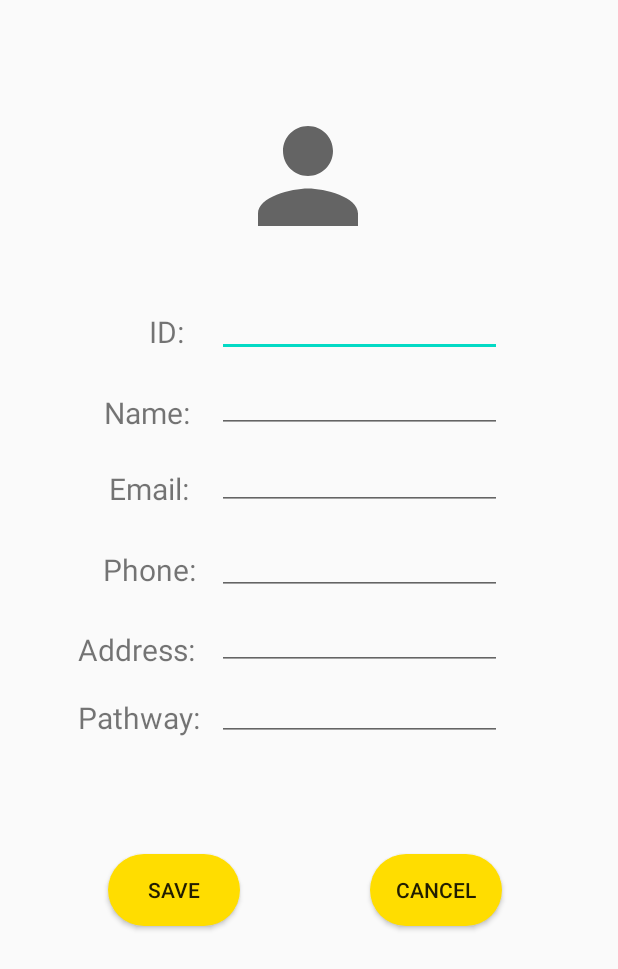
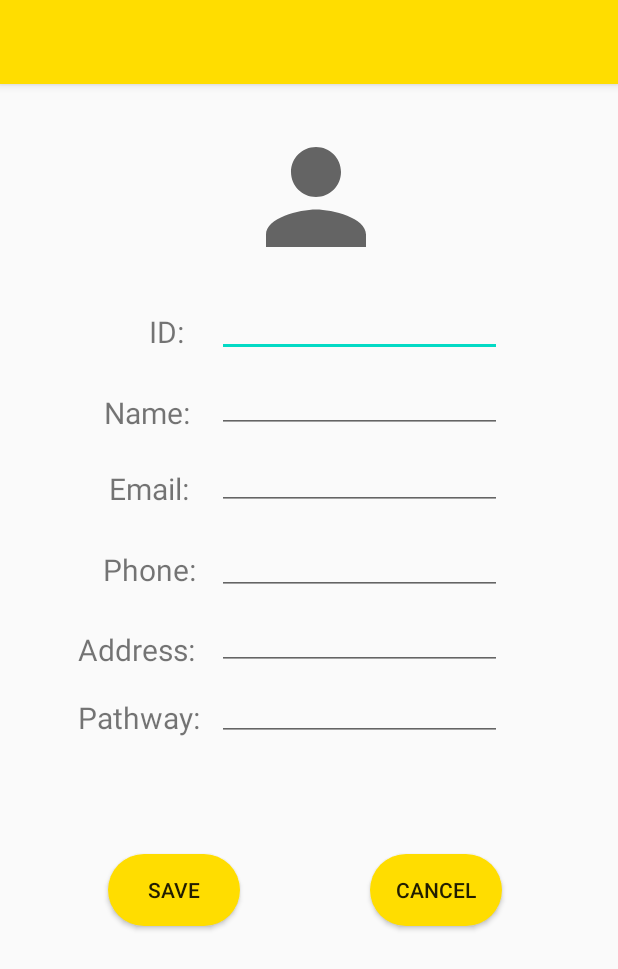
Before and after one commit to chanhui27/DPM_Project, an Android app: the layout profile.xml on its own in the app's theme, with its tools: preview values and no code run, on a phone screen of 412 x 824 dp. Shown: the top 969 px of the screen. Run offline under Robolectric (Android 15) with nearby library versions, the phone set to English and light mode, and no system bars.

Commit message:
something updated

```diff
--- a/app/src/main/AndroidManifest.xml
+++ b/app/src/main/AndroidManifest.xml
@@ -9,11 +9,11 @@
         android:roundIcon="@mipmap/ic_launcher_round"
         android:supportsRtl="true"
         android:theme="@style/AppTheme">
-        <activity android:name=".HomeActivity"></activity>
+        <activity android:name=".MainActivity"></activity>
         <activity android:name=".SplashScreen">
             <intent-filter>
                 <action android:name="android.intent.action.MAIN" />
-
+                <category android:name="android.intent.category.HOME" />
                 <category android:name="android.intent.category.LAUNCHER" />
             </intent-filter>
         </activity>
--- a/app/src/main/res/layout/activity_home.xml
+++ b/app/src/main/res/layout/activity_main.xml
@@ -4,7 +4,7 @@ xmlns:app="http://schemas.android.com/apk/res-auto"
 xmlns:tools="http://schemas.android.com/tools"
 android:layout_width="match_parent"
 android:layout_height="match_parent"
-tools:context=".HomeActivity">
+tools:context=".MainActivity">
 
 <include
     android:id= "@+id/toolbar"
--- a/app/src/main/res/layout/profile.xml
+++ b/app/src/main/res/layout/profile.xml
@@ -6,20 +6,25 @@
     android:layout_height="match_parent"
     tools:context=".ProfileActivity">
 
+    <include
+        android:id= "@+id/toolbar"
+        layout="@layout/toolbar"
+        />
+
     <!--Photo-->
+    <!--ID-->
     <ImageView
         android:id="@+id/photo"
         android:layout_width="100dp"
         android:layout_height="100dp"
         android:src="@drawable/ic_person"
-        app:layout_constraintHorizontal_bias="0.498"
         app:layout_constraintBottom_toBottomOf="parent"
-        app:layout_constraintVertical_bias="0.093"
+        app:layout_constraintHorizontal_bias="0.514"
         app:layout_constraintLeft_toLeftOf="parent"
         app:layout_constraintRight_toRightOf="parent"
         app:layout_constraintTop_toTopOf="parent"
-         />
-    <!--ID-->
+        app:layout_constraintVertical_bias="0.112" />
+
     <TextView
         android:id="@+id/text_id"
         android:layout_width="wrap_content"
--- a/app/src/main/res/values/styles.xml
+++ b/app/src/main/res/values/styles.xml
@@ -7,4 +7,6 @@
         <item name="colorAccent">@color/colorAccent</item>
     </style>
 
+
+
 </resources>
```
Also changed, not shown: app/src/main/java/com/example/dpm_project/MainActivity.java (renamed from app/src/main/java/com/example/dpm_project/HomeActivity.java, +4 -4 lines), app/src/main/java/com/example/dpm_project/SplashScreen.java (+18 -12 lines).
